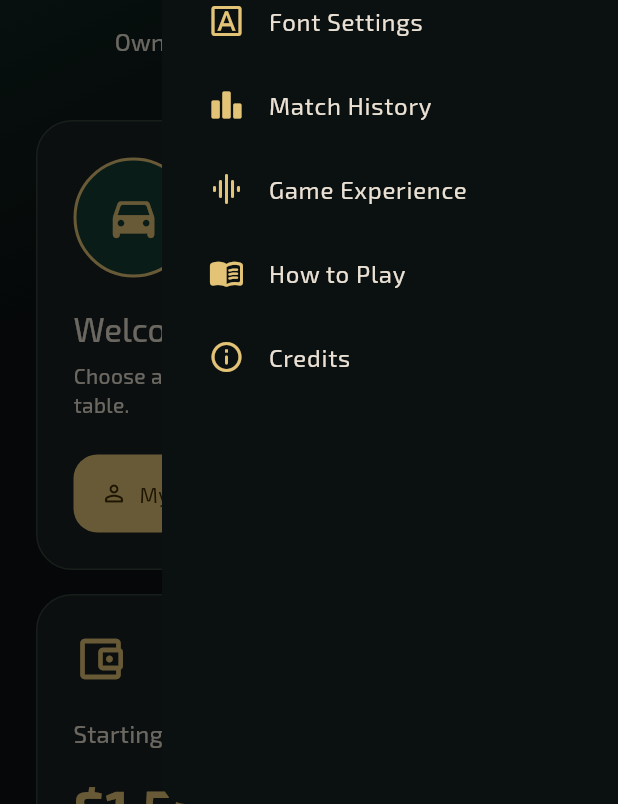
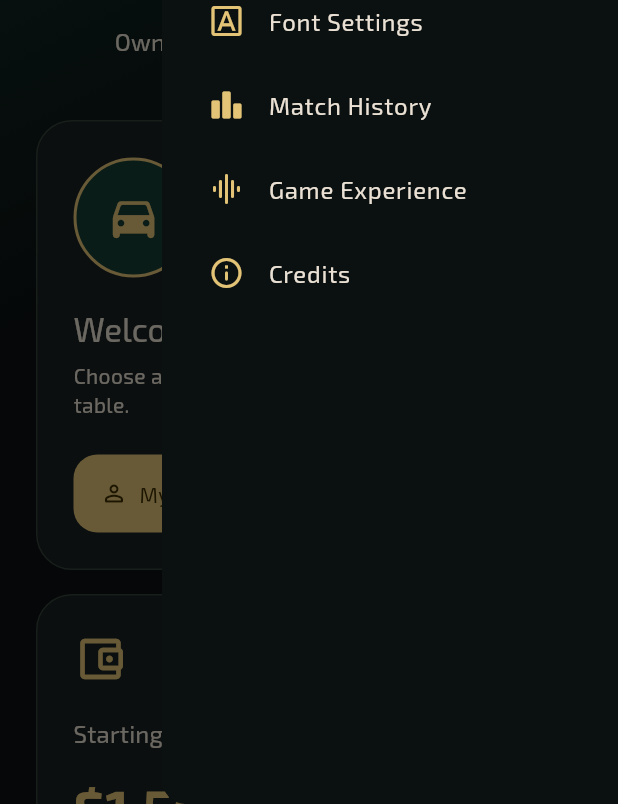
Before and after one commit to saidulkarim/bhive_monopoly, a Flutter app: the screen it shows after launch, with the side drawer open, on a phone screen of 412 x 824 dp, the part 432-1236 px from its top. Run offline on Flutter 3.47's test engine with Material 3 defaults, Android fonts, the phone set to English and light mode, and no system bars; our stand-ins replace audioplayers, flutter_riverpod, image_picker, package_info_plus, shared_preferences; missing offline and left inert: model_viewer_plus, pdfx; project files that could hold a hidden picture were left out.

Commit message:
Guide menu remove at this time, need more corrections.

```diff
--- a/lib/ui/screens/home_screen.dart
+++ b/lib/ui/screens/home_screen.dart
@@ -13,7 +13,7 @@ import 'profile_screen.dart';
 import 'font_settings_screen.dart';
 import 'rules_screen.dart';
 import 'credits_screen.dart';
-import 'play_guide_screen.dart';
+//import 'play_guide_screen.dart';
 import '../../game/engine/game_engine.dart';
 import '../../game/ui/game_setup_screen.dart';
 import '../../game/ui/game_typography.dart';
@@ -609,12 +609,12 @@ class HomeScreen extends ConsumerWidget {
               'গেম অভিজ্ঞতা',
               () => ExperienceSettingsScreen(languageCode: languageCode),
             ),
-            action(
-              Icons.menu_book_rounded,
-              'How to Play',
-              'খেলার নির্দেশিকা',
-              () => PlayGuideScreen(languageCode: languageCode),
-            ),
+            // action(
+            //   Icons.menu_book_rounded,
+            //   'How to Play',
+            //   'খেলার নির্দেশিকা',
+            //   () => PlayGuideScreen(languageCode: languageCode),
+            // ),
             action(
               Icons.info_outline_rounded,
               'Credits',
```
